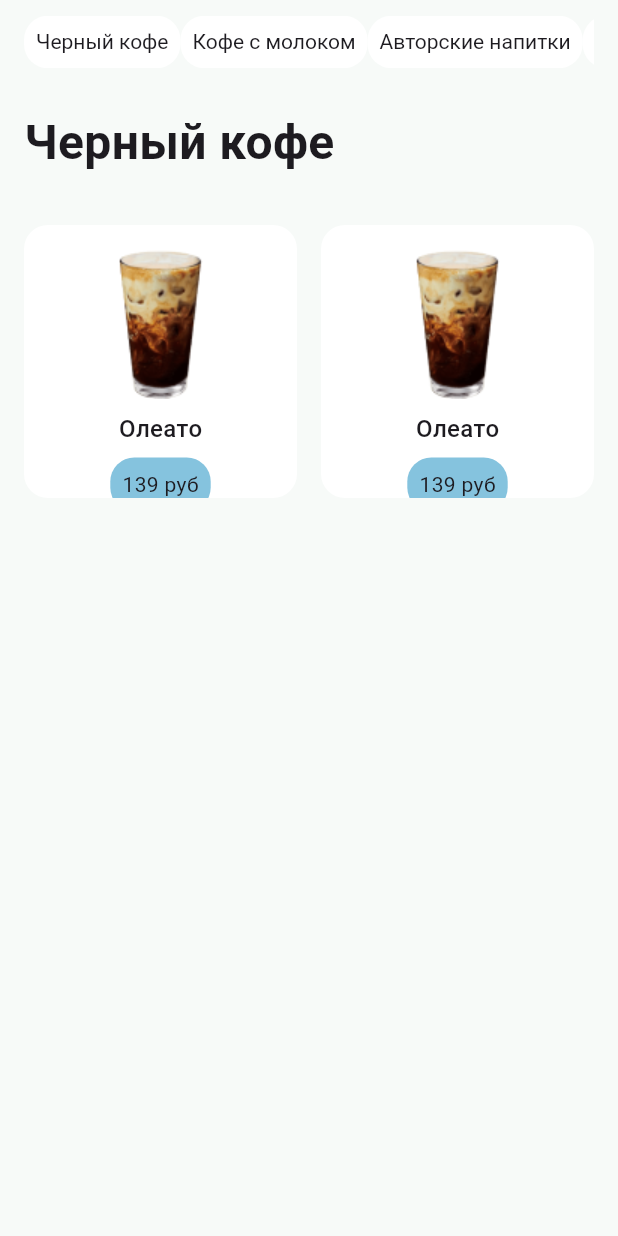
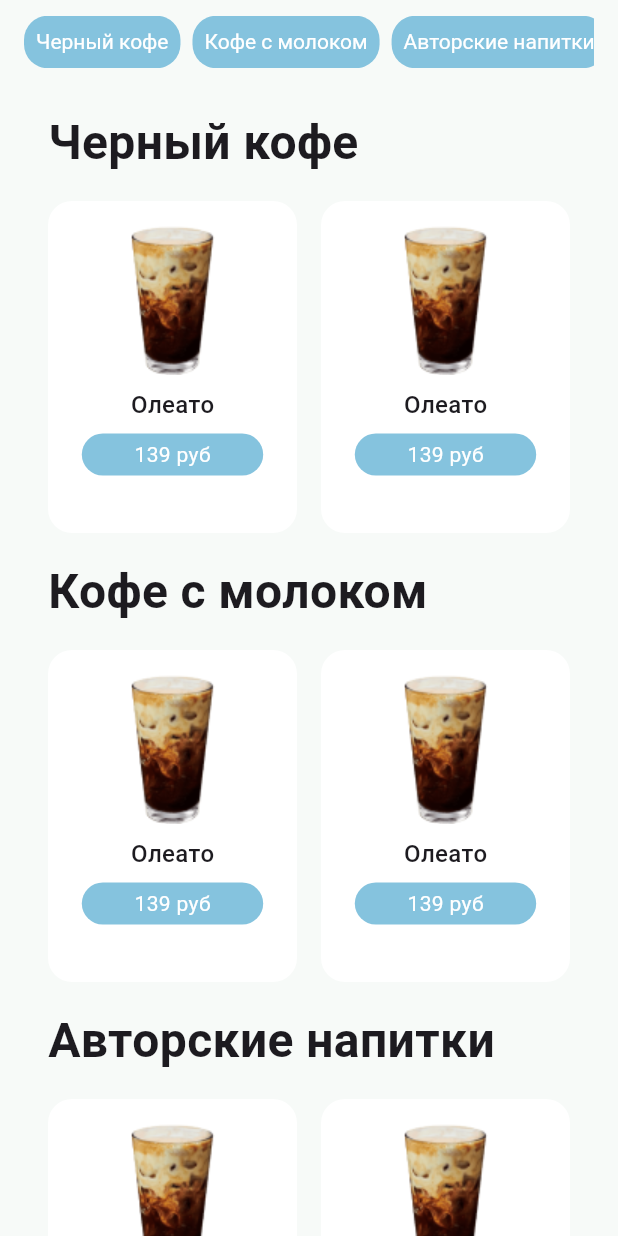
Before and after one commit to andreksus/CoffeeApp, a Flutter app: the screen it shows after launch, on a phone screen of 412 x 824 dp. Run offline on Flutter 3.47's test engine with Material 3 defaults, Android fonts, the phone set to English and light mode, and no system bars; generated files the repository leaves out were written again.

Commit message:
added all widgets

```diff
--- a/lib/src/features/menu/view/category-title.dart
+++ b/lib/src/features/menu/view/category-title.dart
@@ -1,14 +1,14 @@
 import 'package:flutter/material.dart';
 
 class CategoryTitle extends StatelessWidget {
-  const CategoryTitle({super.key});
-
+  const CategoryTitle({super.key, required this.title});
+  final String title;
   @override
   Widget build(BuildContext context) {
-    return const SizedBox(
+    return SizedBox(
         child: Text(
-      "Черный кофе",
-      style: TextStyle(
+      title,
+      style: const TextStyle(
         fontWeight: FontWeight.w600,
         fontSize: 32,
       ),
--- a/lib/src/features/menu/view/category.dart
+++ b/lib/src/features/menu/view/category.dart
@@ -3,6 +3,7 @@ import 'package:flutter/material.dart';
 class Category extends StatefulWidget {
   const Category({super.key, required this.category});
   final String category;
+
 
   @override
   State<Category> createState() => _Category();
@@ -11,15 +12,22 @@ class Category extends StatefulWidget {
 class _Category extends State<Category> {
   @override
   Widget build(BuildContext context) {
-    bool isActive = false;
+    Widget isNotActiveWidget = Container(
+      padding: const EdgeInsets.all(8.0),
+      margin: const EdgeInsets.only(right: 8),
+      decoration: BoxDecoration(
+        color: Colors.white,
+        borderRadius: BorderRadius.circular(16.0),
+      ),
+      child: Text(widget.category,
+          style: const TextStyle(
+            fontSize: 14,
+          )),
+    );
 
-    if (isActive) {
-      return GestureDetector(
-        onTap: () => setState(() {
-          isActive = !isActive;
-        }),
-        child: Container(
+    Widget isActiveWidget = Container(
       padding: const EdgeInsets.all(8.0),
+      margin: const EdgeInsets.only(right: 8),
       decoration: BoxDecoration(
         color: const Color(0xff85C3DE),
         borderRadius: BorderRadius.circular(16.0),
@@ -29,25 +37,22 @@ class _Category extends State<Category> {
             color: Colors.white,
             fontSize: 14,
           )),
-        ),
     );
+
+    Widget actualWidget = isActiveWidget;
+
+    return GestureDetector(
+      child: actualWidget,
+      onTap: () => setState(() {
+        debugPrint('object');
+        if (actualWidget == isNotActiveWidget) {
+          actualWidget = isActiveWidget;
+          debugPrint('1');
         } else {
-      return GestureDetector(
-        onTap: () => setState(() {
-          isActive = true;
+          actualWidget = isNotActiveWidget;
+          debugPrint('2');
+        }
       }),
-        child: Container(
-          padding: const EdgeInsets.all(8.0),
-          decoration: BoxDecoration(
-            color: Colors.white,
-            borderRadius: BorderRadius.circular(16.0),
-          ),
-          child: Text(widget.category,
-              style: const TextStyle(
-                fontSize: 14,
-              )),
-        ),
     );
   }
 }
-}
--- a/lib/src/features/menu/view/coffee-card.dart
+++ b/lib/src/features/menu/view/coffee-card.dart
@@ -8,7 +8,6 @@ class CoffeeCard extends StatelessWidget {
     return Container(
         decoration: BoxDecoration(
             color: Colors.white, borderRadius: BorderRadius.circular(16.0)),
-        child: SingleChildScrollView(
         child: Column(
           children: [
             Padding(
@@ -20,7 +19,7 @@ class CoffeeCard extends StatelessWidget {
                     style:
                         TextStyle(fontSize: 16, fontWeight: FontWeight.w500))),
             Container(
-                padding: const EdgeInsets.all(8),
+              padding: const EdgeInsets.symmetric(vertical: 4, horizontal: 35),
               decoration: BoxDecoration(
                 color: const Color(0xff85C3DE),
                 borderRadius: BorderRadius.circular(16.0),
@@ -28,10 +27,10 @@ class CoffeeCard extends StatelessWidget {
               child: const Text("139 руб",
                   style: TextStyle(
                     fontSize: 14,
+                    color: Colors.white
                   )),
             )
           ],
-          ),
         ));
   }
 }
--- a/lib/src/features/menu/view/menu.dart
+++ b/lib/src/features/menu/view/menu.dart
@@ -16,19 +16,62 @@ class Menu extends StatelessWidget {
         title: const Categories(categories: categories),
       ),
       body: CustomScrollView(slivers: [
-        const SliverPadding(
-            padding: EdgeInsets.all(16),
-            sliver: SliverToBoxAdapter(child: CategoryTitle())),
         SliverPadding(
-            padding: const EdgeInsets.all(16),
+            padding: const EdgeInsets.symmetric(vertical: 16, horizontal: 32),
+            sliver: SliverToBoxAdapter(child: CategoryTitle(title: categories[0]))),
+        SliverPadding(
+            padding: const EdgeInsets.symmetric(horizontal: 32),
             sliver: SliverGrid.count(
+              childAspectRatio: 0.75,
               crossAxisSpacing: 16,
               crossAxisCount: 2,
               children: const [
                 CoffeeCard(),
                 CoffeeCard(),
               ],
-            ))
+            )),
+            SliverPadding(
+            padding: const EdgeInsets.symmetric(vertical: 16, horizontal: 32),
+            sliver: SliverToBoxAdapter(child: CategoryTitle(title: categories[1]))),
+        SliverPadding(
+            padding: const EdgeInsets.symmetric(horizontal: 32),
+            sliver: SliverGrid.count(
+              childAspectRatio: 0.75,
+              crossAxisSpacing: 16,
+              crossAxisCount: 2,
+              children: const [
+                CoffeeCard(),
+                CoffeeCard(),
+              ],
+            )),
+            SliverPadding(
+            padding: const EdgeInsets.symmetric(vertical: 16, horizontal: 32),
+            sliver: SliverToBoxAdapter(child: CategoryTitle(title: categories[2]))),
+        SliverPadding(
+            padding: const EdgeInsets.symmetric(horizontal: 32),
+            sliver: SliverGrid.count(
+              childAspectRatio: 0.75,
+              crossAxisSpacing: 16,
+              crossAxisCount: 2,
+              children: const [
+                CoffeeCard(),
+                CoffeeCard(),
+              ],
+            )),
+            SliverPadding(
+            padding: const EdgeInsets.symmetric(vertical: 16, horizontal: 32),
+            sliver: SliverToBoxAdapter(child: CategoryTitle(title: categories[3]))),
+        SliverPadding(
+            padding: const EdgeInsets.symmetric(horizontal: 32),
+            sliver: SliverGrid.count(
+              childAspectRatio: 0.75,
+              crossAxisSpacing: 16,
+              crossAxisCount: 2,
+              children: const [
+                CoffeeCard(),
+                CoffeeCard(),
+              ],
+            )),
       ]),
     );
   }
```
Lines whose indentation alone changed are shown as unchanged.
